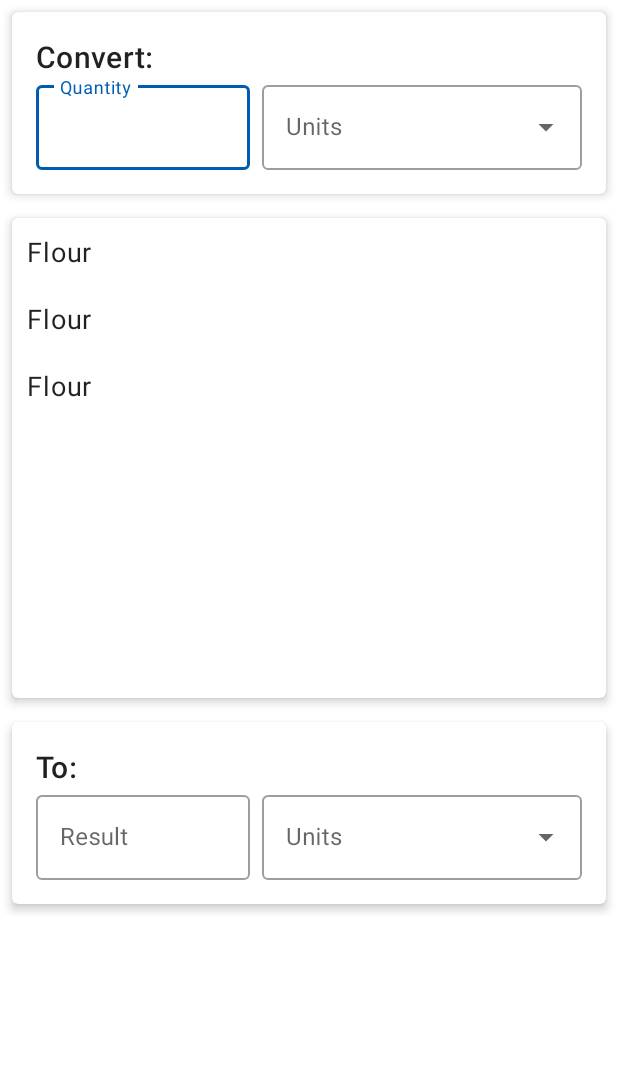
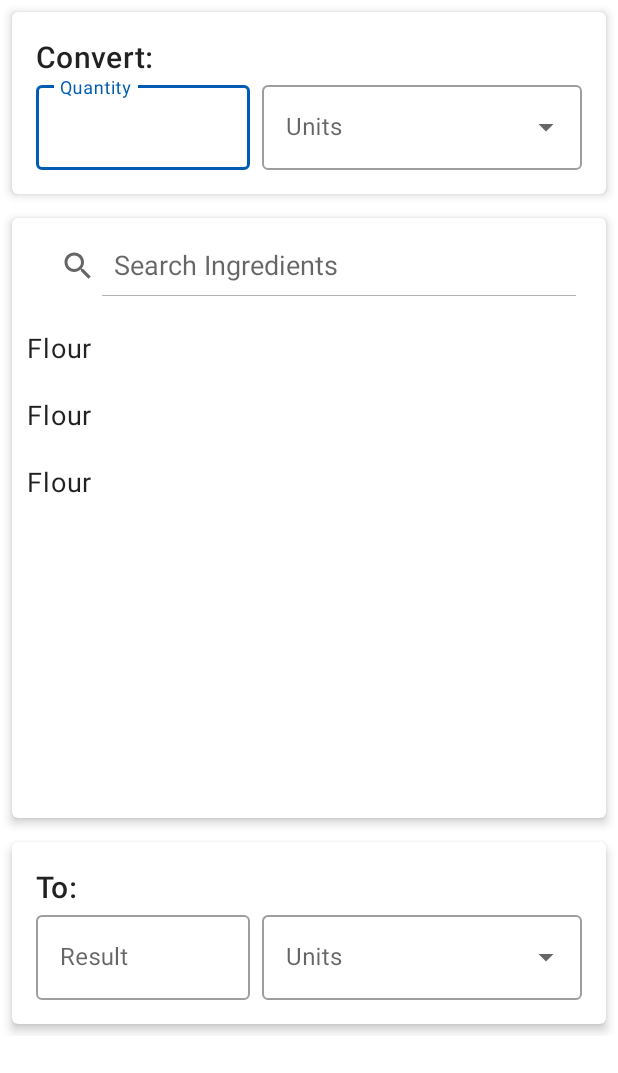
Before and after one commit to wrhenders/android-kitchen-converter, an Android app: the layout fragment_unit_converter.xml on its own in the app's theme, with its tools: preview values and no code run, on a phone screen of 412 x 824 dp. Shown: the top 1073 px of the screen. Run offline under Robolectric (Android 15) with nearby library versions, the phone set to English and light mode, and no system bars.

Commit message:
updated ingredient adapter to ListAdapter to add searchbar for unit converter

```diff
--- a/app/src/main/res/layout/fragment_unit_converter.xml
+++ b/app/src/main/res/layout/fragment_unit_converter.xml
@@ -80,19 +80,35 @@
             <androidx.cardview.widget.CardView
                 android:id="@+id/recyclerCardView"
                 android:layout_width="match_parent"
-                android:layout_height="320dp"
+                android:layout_height="400dp"
                 android:layout_margin="8dp"
                 app:cardElevation="4dp"
                 app:cardCornerRadius="4dp"
                 app:layout_constraintTop_toBottomOf="@+id/topCardView">
 
-                <androidx.recyclerview.widget.RecyclerView
-                    android:id="@+id/recycler_view"
+                <LinearLayout
                     android:layout_width="match_parent"
-                    android:layout_height="wrap_content"
-                    tools:listitem="@layout/ingredient_item"
-                    app:layoutManager="androidx.recyclerview.widget.LinearLayoutManager"/>
+                    android:layout_height="match_parent"
+                    android:orientation="vertical">
+
+                    <SearchView
+                        android:id="@+id/search_bar"
+                        android:layout_width="match_parent"
+                        android:layout_height="wrap_content"
+                        android:layout_margin="8dp"
+                        android:iconifiedByDefault="false"
+                        android:padding="4dp"
+                        android:queryHint="Search Ingredients"/>
+
+                    <androidx.recyclerview.widget.RecyclerView
+                        android:id="@+id/recycler_view"
+                        android:layout_width="match_parent"
+                        android:layout_height="wrap_content"
+                        tools:listitem="@layout/ingredient_item"
+                        app:layoutManager="androidx.recyclerview.widget.LinearLayoutManager"/>
+                </LinearLayout>
             </androidx.cardview.widget.CardView>
+
             <androidx.cardview.widget.CardView
                 android:id="@+id/bottomCardView"
                 android:layout_width="match_parent"
```
Also changed, not shown: app/src/main/java/com/kitchen/recipeconverter/ui/unit/IngredientAdapter.kt (+34 -17 lines), app/src/main/java/com/kitchen/recipeconverter/ui/unit/UnitConverterFragment.kt (+35 -3 lines).
